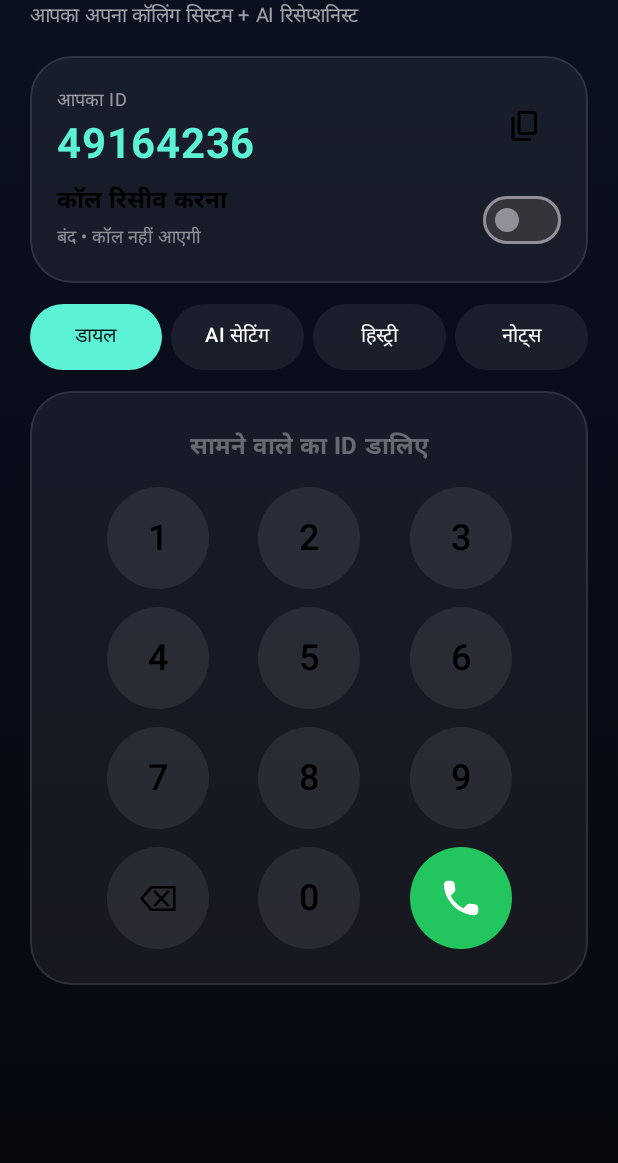
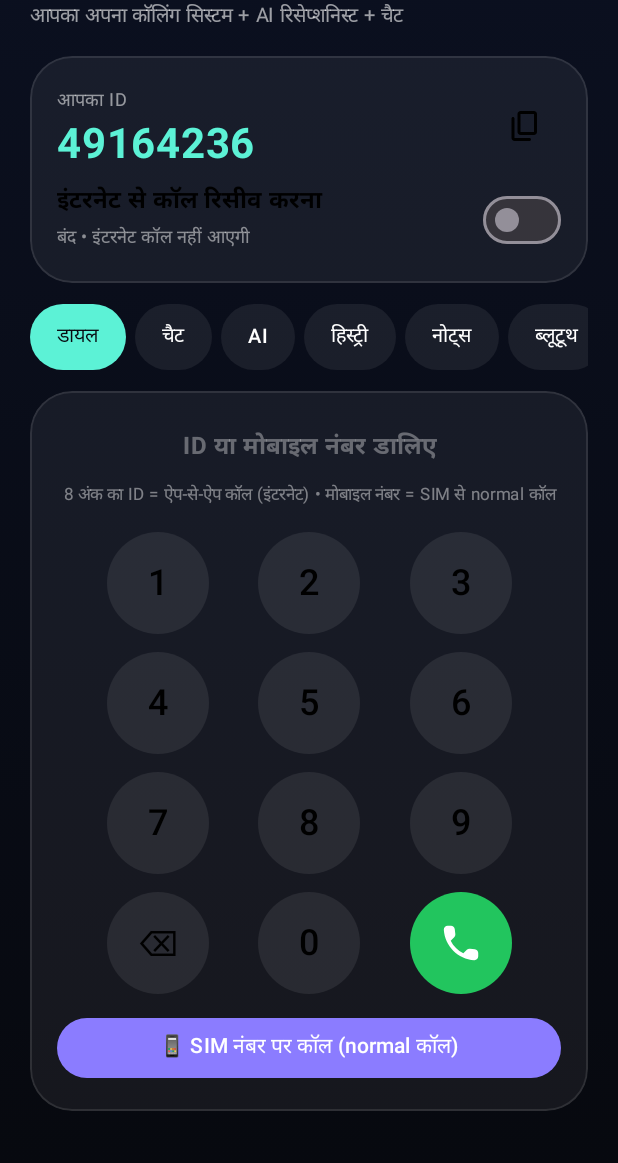
Before and after one commit to theblack885/CALL.15, an Android app built with Jetpack Compose: the screen it shows after launch (MainActivity), on a phone screen of 412 x 824 dp, the part 73-1236 px from its top. Run offline under Robolectric (Android 15) with nearby library versions, the phone set to English and light mode, and no system bars; our stand-ins replace Firebase (no records; nobody signed in at launch, a user with empty details on screens opened directly); 1 statement that could not run was skipped.

Commit message:
Update MainActivity.kt

```diff
--- a/app/src/main/java/com/aicallguard/app/MainActivity.kt
+++ b/app/src/main/java/com/aicallguard/app/MainActivity.kt
@@ -3,8 +3,10 @@ package com.aicallguard.app
 import android.Manifest
 import android.content.ClipData
 import android.content.ClipboardManager
+import android.content.Context
 import android.content.Intent
 import android.content.pm.PackageManager
+import android.net.Uri
 import android.os.Build
 import android.os.Bundle
 import android.widget.Toast
@@ -15,6 +17,7 @@ import androidx.activity.enableEdgeToEdge
 import androidx.activity.result.contract.ActivityResultContracts
 import androidx.compose.foundation.background
 import androidx.compose.foundation.clickable
+import androidx.compose.foundation.horizontalScroll
 import androidx.compose.foundation.layout.Arrangement
 import androidx.compose.foundation.layout.Box
 import androidx.compose.foundation.layout.Column
@@ -64,13 +67,31 @@ import androidx.compose.ui.text.style.TextAlign
 import androidx.compose.ui.unit.dp
 import androidx.compose.ui.unit.sp
 import androidx.core.content.ContextCompat
+import java.text.SimpleDateFormat
+import java.util.Date
+import java.util.Locale
 
 class MainActivity : ComponentActivity() {
     override fun onCreate(savedInstanceState: Bundle?) {
         super.onCreate(savedInstanceState)
         enableEdgeToEdge()
         Notifier.ensureChannels(this)
+        Sounds.init(this)
+        ChatRepo.start(this)
         setContent { GuardTheme { HomeScreen() } }
+    }
+}
+
+/** SIM wale number par phone ke apne dialer se normal call. */
+private fun placeSimCall(ctx: Context, number: String, direct: Boolean) {
+    try {
+        val uri = Uri.parse("tel:" + Uri.encode(number))
+        val action = if (direct) Intent.ACTION_CALL else Intent.ACTION_DIAL
+        ctx.startActivity(Intent(action, uri).addFlags(Intent.FLAG_ACTIVITY_NEW_TASK))
+        val time = SimpleDateFormat("dd MMM HH:mm", Locale.getDefault()).format(Date())
+        Prefs.addHistory(ctx, "↗ 📱 SIM • $number • $time")
+    } catch (e: Exception) {
+        Toast.makeText(ctx, "कॉल नहीं लग पाई: ${e.message}", Toast.LENGTH_LONG).show()
     }
 }
 
@@ -79,6 +100,7 @@ fun HomeScreen() {
     val ctx = LocalContext.current
     val myId = remember { Prefs.myId(ctx) }
     var tab by remember { mutableIntStateOf(0) }
+    var pendingSim by remember { mutableStateOf("") }
     val listening = ServiceState.listening
 
     fun toast(s: String) = Toast.makeText(ctx, s, Toast.LENGTH_LONG).show()
@@ -87,12 +109,45 @@ fun HomeScreen() {
         ActivityResultContracts.RequestMultiplePermissions()
     ) { }
 
+    val simPerm = rememberLauncherForActivityResult(
+        ActivityResultContracts.RequestPermission()
+    ) { ok ->
+        val n = pendingSim
+        pendingSim = ""
+        if (n.isNotEmpty()) placeSimCall(ctx, n, ok)
+    }
+
+    fun simCall(number: String) {
+        if (number.length < 5) {
+            toast("सही नंबर डालिए")
+            return
+        }
+        if (ContextCompat.checkSelfPermission(ctx, Manifest.permission.CALL_PHONE)
+            == PackageManager.PERMISSION_GRANTED
+        ) {
+            placeSimCall(ctx, number, true)
+        } else {
+            pendingSim = number
+            simPerm.launch(Manifest.permission.CALL_PHONE)
+        }
+    }
+
     LaunchedEffect(Unit) {
         val p = mutableListOf(Manifest.permission.RECORD_AUDIO)
         if (Build.VERSION.SDK_INT >= 33) p.add(Manifest.permission.POST_NOTIFICATIONS)
+        if (Build.VERSION.SDK_INT >= 31) p.add(Manifest.permission.BLUETOOTH_CONNECT)
         permLauncher.launch(p.toTypedArray())
         if (Prefs.listenOn(ctx) && !ServiceState.listening) {
-            ContextCompat.startForegroundService(ctx, Intent(ctx, ListenService::class.java))
+            try {
+                ContextCompat.startForegroundService(ctx, Intent(ctx, ListenService::class.java))
+            } catch (_: Exception) {
+            }
+        }
+        if (Prefs.btListenOn(ctx) && !BtState.listening) {
+            try {
+                ContextCompat.startForegroundService(ctx, Intent(ctx, BtListenService::class.java))
+            } catch (_: Exception) {
+            }
         }
     }
 
@@ -118,7 +173,7 @@ fun HomeScreen() {
             Column {
                 Text("AI Call Guard", fontSize = 30.sp, fontWeight = FontWeight.Bold)
                 Text(
-                    "आपका अपना कॉलिंग सिस्टम + AI रिसेप्शनिस्ट",
+                    "आपका अपना कॉलिंग सिस्टम + AI रिसेप्शनिस्ट + चैट",
                     color = Color.White.copy(alpha = 0.6f), fontSize = 13.sp
                 )
             }
@@ -138,9 +193,9 @@ fun HomeScreen() {
                 Spacer(Modifier.height(10.dp))
                 Row(verticalAlignment = Alignment.CenterVertically) {
                     Column(Modifier.weight(1f)) {
-                        Text("कॉल रिसीव करना", fontWeight = FontWeight.SemiBold)
+                        Text("इंटरनेट से कॉल रिसीव करना", fontWeight = FontWeight.SemiBold)
                         Text(
-                            if (listening) "चालू • आपके ID पर कॉल आ सकती हैं" else "बंद • कॉल नहीं आएगी",
+                            if (listening) "चालू • कॉल और चैट नोटिफ़िकेशन आएँगे" else "बंद • इंटरनेट कॉल नहीं आएगी",
                             color = if (listening) Accent else Color.White.copy(alpha = 0.5f),
                             fontSize = 12.sp
                         )
@@ -149,16 +204,21 @@ fun HomeScreen() {
                 }
             }
 
-            Row(horizontalArrangement = Arrangement.spacedBy(6.dp)) {
-                listOf("डायल", "AI सेटिंग", "हिस्ट्री", "नोट्स").forEachIndexed { i, t ->
+            Row(
+                Modifier.horizontalScroll(rememberScrollState()),
+                horizontalArrangement = Arrangement.spacedBy(6.dp)
+            ) {
+                listOf("डायल", "चैट", "AI", "हिस्ट्री", "नोट्स", "ब्लूटूथ").forEachIndexed { i, t ->
                     val sel = tab == i
                     Box(
                         Modifier
-                            .weight(1f)
                             .clip(RoundedCornerShape(50))
                             .background(if (sel) Accent else Color.White.copy(alpha = 0.07f))
-                            .clickable { tab = i }
-                            .padding(vertical = 10.dp),
+                            .clickable {
+                                Sounds.play(Sounds.S.TAP)
+                                tab = i
+                            }
+                            .padding(horizontal = 18.dp, vertical = 10.dp),
                         contentAlignment = Alignment.Center
                     ) {
                         Text(
@@ -191,14 +251,17 @@ fun HomeScreen() {
                                 if (err != null) toast(err)
                                 else ctx.startActivity(Intent(ctx, CallActivity::class.java))
                             }
-                        }
+                        },
+                        onSimCall = { number -> simCall(number) }
                     )
-                    1 -> AiTab()
-                    2 -> {
+                    1 -> ChatTab()
+                    2 -> AiTab()
+                    3 -> {
                         HistoryTab()
                         RecordingsCard()
                     }
-                    else -> NotesTab()
+                    4 -> NotesTab()
+                    else -> BtTab()
                 }
             }
         }
@@ -206,7 +269,7 @@ fun HomeScreen() {
 }
 
 @Composable
-fun DialTab(onCall: (String) -> Unit) {
+fun DialTab(onCall: (String) -> Unit, onSimCall: (String) -> Unit) {
     var number by remember { mutableStateOf("") }
 
     @Composable
@@ -216,15 +279,18 @@ fun DialTab(onCall: (String) -> Unit) {
                 .size(68.dp)
                 .clip(CircleShape)
                 .background(Color.White.copy(alpha = 0.08f))
-                .clickable { if (number.length < 12) number += label },
+                .clickable {
+                    Sounds.dtmf(label[0])
+                    if (number.length < 15) number += label
+                },
             contentAlignment = Alignment.Center
         ) { Text(label, fontSize = 24.sp, fontWeight = FontWeight.Medium) }
     }
 
     GlassCard {
         Text(
-            if (number.isEmpty()) "सामने वाले का ID डालिए" else number,
-            fontSize = if (number.isEmpty()) 16.sp else 34.sp,
+            if (number.isEmpty()) "ID या मोबाइल नंबर डालिए" else number,
+            fontSize = if (number.isEmpty()) 16.sp else if (number.length > 10) 26.sp else 34.sp,
             fontWeight = FontWeight.Bold,
             color = if (number.isEmpty()) Color.White.copy(alpha = 0.35f) else Color.White,
             modifier = Modifier
@@ -232,6 +298,14 @@ fun DialTab(onCall: (String) -> Unit) {
                 .padding(vertical = 8.dp),
             textAlign = TextAlign.Center
         )
+        Text(
+            "8 अंक का ID = ऐप-से-ऐप कॉल (इंटरनेट) • मोबाइल नंबर = SIM से normal कॉल",
+            fontSize = 11.sp,
+            color = Color.White.copy(alpha = 0.45f),
+            textAlign = TextAlign.Center,
+            modifier = Modifier.fillMaxWidth()
+        )
+        Spacer(Modifier.height(6.dp))
         listOf(listOf("1", "2", "3"), listOf("4", "5", "6"), listOf("7", "8", "9")).forEach { row ->
             Row(
                 Modifier
@@ -252,12 +326,24 @@ fun DialTab(onCall: (String) -> Unit) {
                     .size(68.dp)
                     .clip(CircleShape)
                     .background(Color.White.copy(alpha = 0.08f))
-                    .clickable { number = number.dropLast(1) },
+                    .clickable {
+                        Sounds.play(Sounds.S.TAP)
+                        number = number.dropLast(1)
+                    },
                 contentAlignment = Alignment.Center
             ) { Text("⌫", fontSize = 24.sp) }
             Key("0")
-            RoundIcon(Icons.Rounded.Call, Green) { onCall(number) }
+            RoundIcon(Icons.Rounded.Call, Green) {
+                Sounds.play(Sounds.S.TAP)
+                onCall(number)
+            }
         }
+        Spacer(Modifier.height(6.dp))
+        Button(
+            onClick = { onSimCall(number) },
+            colors = ButtonDefaults.buttonColors(containerColor = Violet, contentColor = Color.White),
+            modifier = Modifier.fillMaxWidth()
+        ) { Text("📱 SIM नंबर पर कॉल (normal कॉल)") }
     }
 }
 
@@ -288,7 +374,7 @@ fun AiTab() {
         OutlinedTextField(
             value = name,
             onValueChange = { name = it; Prefs.setName(ctx, it) },
-            label = { Text("आपका नाम (AI यही बोलेगा)") },
+            label = { Text("आपका नाम (AI यही बोलेगा, चैट में भी दिखेगा)") },
             singleLine = true,
             modifier = Modifier.fillMaxWidth(),
             colors = fieldColors()
@@ -321,7 +407,7 @@ fun AiTab() {
         OutlinedTextField(
             value = trusted,
             onValueChange = { trusted = it; Prefs.setTrusted(ctx, it) },
-            label = { Text("भरोसेमंद IDs (कॉमा से अलग, इनकी कॉल सीधी आएगी)") },
+            label = { Text("भरोसेमंद IDs / Bluetooth नाम (कॉमा से अलग)") },
             modifier = Modifier.fillMaxWidth(),
             colors = fieldColors()
         )
```
